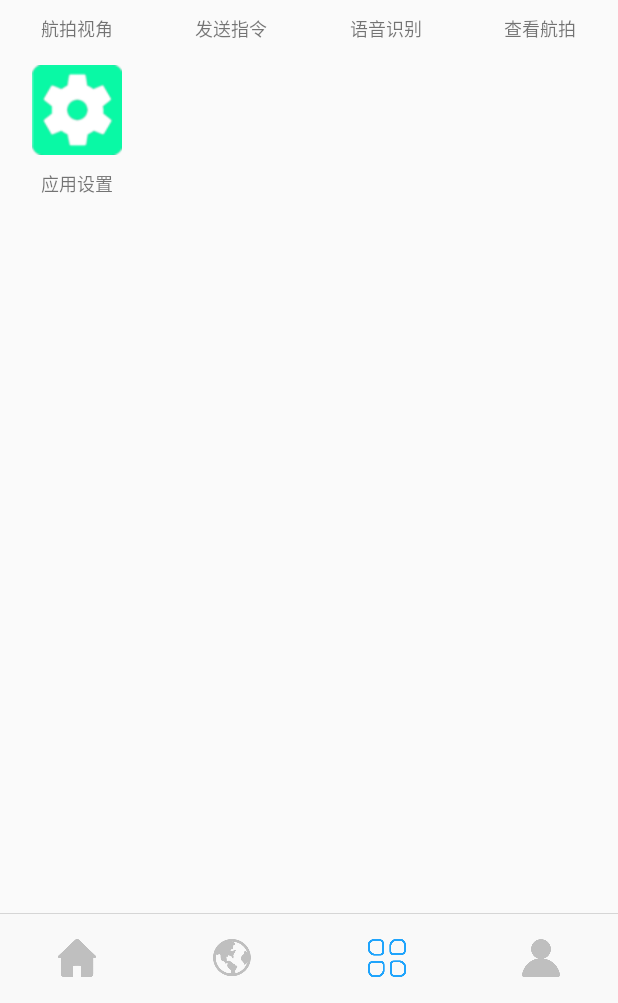
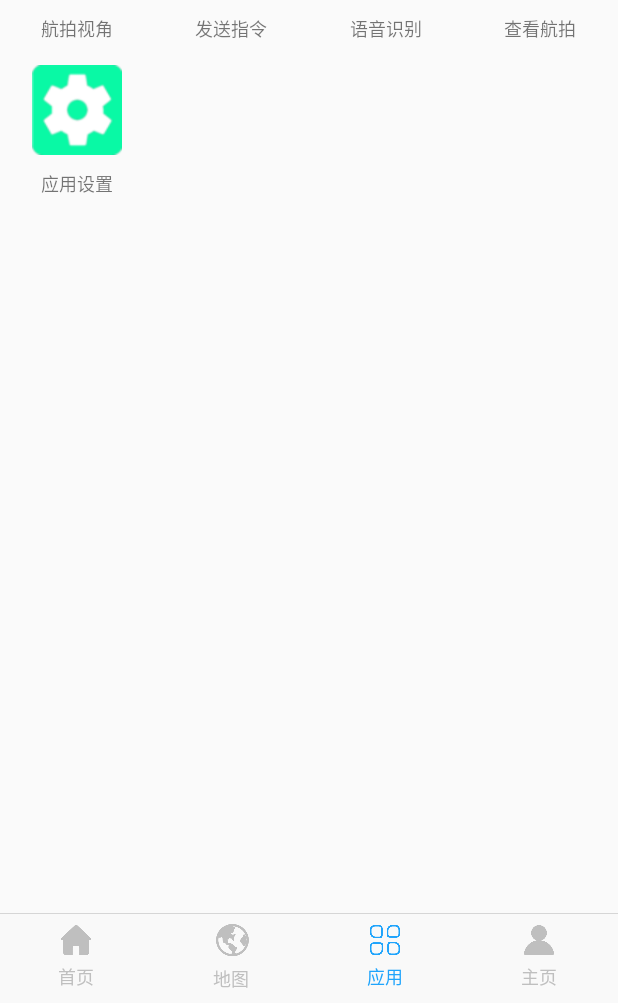
Before and after one commit to Traeric/UAV, an Android app: the ApplicationActivity screen opened directly, with no data from a screen before it, on a phone screen of 412 x 824 dp, the part 233-1236 px from its top. Run offline under Robolectric (Android 15) with nearby library versions, the phone set to English and light mode, and no system bars; libraries missing offline, so code that uses them is left out: com.xuexiang.xui; plain views replace RadiusImageView.

Commit message:
修改底部栏的样式

```diff
--- a/Uav/app/src/main/java/com/eric/uav/applications/ApplicationActivity.java
+++ b/Uav/app/src/main/java/com/eric/uav/applications/ApplicationActivity.java
@@ -9,6 +9,7 @@ import android.support.v7.app.AppCompatActivity;
 import android.view.KeyEvent;
 import android.view.View;
 import android.widget.ImageView;
+import android.widget.RelativeLayout;
 import android.widget.TextView;
 
 import com.eric.uav.R;
@@ -24,9 +25,9 @@ import com.eric.uav.applications.voice.VoiceActivity;
 
 public class ApplicationActivity extends AppCompatActivity implements View.OnClickListener {
     // 底部栏activity
-    private TextView homepageActivityView;
-    private TextView mapActivityView;
-    private TextView profileActivityView;
+    private RelativeLayout homepageActivityView;
+    private RelativeLayout mapActivityView;
+    private RelativeLayout profileActivityView;
 
     // 应用入口
     private ImageView checkUavVideoBtn;
@@ -43,10 +44,15 @@ public class ApplicationActivity extends AppCompatActivity implements View.OnCli
 
         // 初始化样式
         ((TextView) findViewById(R.id.title)).setText("应用");
-        findViewById(R.id.homepage_activity).setBackground(getResources().getDrawable(R.drawable.home_page));
-        findViewById(R.id.map_activity).setBackground(getResources().getDrawable(R.drawable.map));
-        findViewById(R.id.application_activity).setBackground(getResources().getDrawable(R.drawable.other_select));
-        findViewById(R.id.personnal_activity).setBackground(getResources().getDrawable(R.drawable.mine));
+        findViewById(R.id.homepage_activity_item).setBackgroundResource(R.drawable.home_page);
+        findViewById(R.id.map_activity_item).setBackgroundResource(R.drawable.map);
+        findViewById(R.id.application_activity_item).setBackgroundResource(R.drawable.other_select);
+        findViewById(R.id.personnal_activity_item).setBackgroundResource(R.drawable.mine);
+
+        ((TextView) findViewById(R.id.homepage_activity_item_tips)).setTextColor(getResources().getColor(R.color.no_select_color));
+        ((TextView) findViewById(R.id.map_activity_item_tips)).setTextColor(getResources().getColor(R.color.no_select_color));
+        ((TextView) findViewById(R.id.application_activity_item_tips)).setTextColor(getResources().getColor(R.color.select_color));
+        ((TextView) findViewById(R.id.personnal_activity_item_tips)).setTextColor(getResources().getColor(R.color.no_select_color));
 
         // 底部栏
         homepageActivityView = findViewById(R.id.homepage_activity);
--- a/Uav/app/src/main/res/layout/footer.xml
+++ b/Uav/app/src/main/res/layout/footer.xml
@@ -7,59 +7,107 @@
     <LinearLayout
         android:layout_width="match_parent"
         android:layout_height="match_parent"
-        android:weightSum="4"
-        android:gravity="center">
+        android:gravity="center"
+        android:weightSum="4">
         <!-- 首页 -->
-        <LinearLayout
+        <RelativeLayout
+            android:id="@+id/homepage_activity"
             android:layout_width="match_parent"
             android:layout_height="match_parent"
             android:layout_weight="1"
             android:gravity="center">
+
             <TextView
-                android:id="@+id/homepage_activity"
-                android:layout_width="25dp"
-                android:layout_height="25dp"
-                android:background="@drawable/homepage_select"/>
-        </LinearLayout>
+                android:id="@+id/homepage_activity_item"
+                android:layout_width="20dp"
+                android:layout_height="20dp"
+                android:background="@drawable/homepage_select" />
+
+            <TextView
+                android:id="@+id/homepage_activity_item_tips"
+                android:layout_width="wrap_content"
+                android:layout_height="wrap_content"
+                android:layout_below="@+id/homepage_activity_item"
+                android:layout_marginTop="5dp"
+                android:layout_marginStart="-2dp"
+                android:text="首页"
+                android:textSize="12sp" />
+        </RelativeLayout>
 
         <!-- 地图 -->
-        <LinearLayout
+        <RelativeLayout
+            android:id="@+id/map_activity"
             android:layout_width="match_parent"
             android:layout_height="match_parent"
             android:layout_weight="1"
             android:gravity="center">
+
             <TextView
-                android:id="@+id/map_activity"
-                android:layout_width="25dp"
-                android:layout_height="25dp"
-                android:background="@drawable/map"/>
-        </LinearLayout>
+                android:id="@+id/map_activity_item"
+                android:layout_width="22dp"
+                android:layout_height="22dp"
+                android:background="@drawable/map" />
+
+            <TextView
+                android:id="@+id/map_activity_item_tips"
+                android:layout_width="wrap_content"
+                android:layout_height="wrap_content"
+                android:layout_below="@+id/map_activity_item"
+                android:layout_marginTop="5dp"
+                android:layout_marginStart="-2dp"
+                android:text="地图"
+                android:textSize="12sp" />
+        </RelativeLayout>
 
         <!-- 应用 -->
-        <LinearLayout
+        <RelativeLayout
+            android:id="@+id/application_activity"
             android:layout_width="match_parent"
             android:layout_height="match_parent"
             android:layout_weight="1"
             android:gravity="center">
+
             <TextView
-                android:id="@+id/application_activity"
-                android:layout_width="25dp"
-                android:layout_height="25dp"
-                android:background="@drawable/other"/>
-        </LinearLayout>
+                android:id="@+id/application_activity_item"
+                android:layout_width="20dp"
+                android:layout_height="20dp"
+                android:background="@drawable/other" />
+
+            <TextView
+                android:id="@+id/application_activity_item_tips"
+                android:layout_width="wrap_content"
+                android:layout_height="wrap_content"
+                android:layout_below="@+id/application_activity_item"
+                android:layout_marginTop="5dp"
+                android:layout_marginStart="-2dp"
+                android:text="应用"
+                android:textSize="12sp" />
+        </RelativeLayout>
 
 
         <!-- 个人主页 -->
-        <LinearLayout
+        <RelativeLayout
+            android:id="@+id/personnal_activity"
             android:layout_width="match_parent"
             android:layout_height="match_parent"
             android:layout_weight="1"
             android:gravity="center">
+
             <TextView
-                android:id="@+id/personnal_activity"
-                android:layout_width="25dp"
-                android:layout_height="25dp"
-                android:background="@drawable/mine"/>
-        </LinearLayout>
+                android:id="@+id/personnal_activity_item"
+                android:layout_width="20dp"
+                android:layout_height="20dp"
+                android:background="@drawable/mine" />
+
+            <TextView
+                android:id="@+id/personnal_activity_item_tips"
+                android:layout_width="wrap_content"
+                android:layout_height="wrap_content"
+                android:layout_below="@+id/personnal_activity_item"
+                android:layout_marginTop="5dp"
+                android:layout_marginStart="-2dp"
+                android:text="主页"
+                android:textSize="12sp" />
+        </RelativeLayout>
     </LinearLayout>
 </RelativeLayout>
--- a/Uav/app/src/main/res/values/colors.xml
+++ b/Uav/app/src/main/res/values/colors.xml
@@ -16,4 +16,7 @@
     <color name="album_tips">#c6e48b</color>
 
     <color name="default_text_color">#5C5C5C</color>
+
+    <color name="select_color">#1fa4fc</color>
+    <color name="no_select_color">#bfbfbf</color>
 </resources>
```
Also changed, not shown: Uav/app/src/main/java/com/eric/uav/homepage/HomePageActivity.java (+13 -7 lines), Uav/app/src/main/java/com/eric/uav/map/MapActivity.java (+13 -7 lines), Uav/app/src/main/java/com/eric/uav/profile/ProfileActivity.java (+12 -7 lines).
